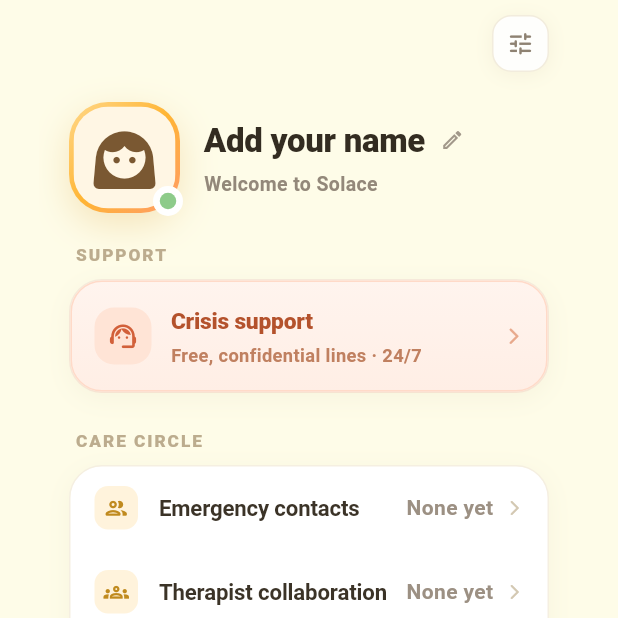
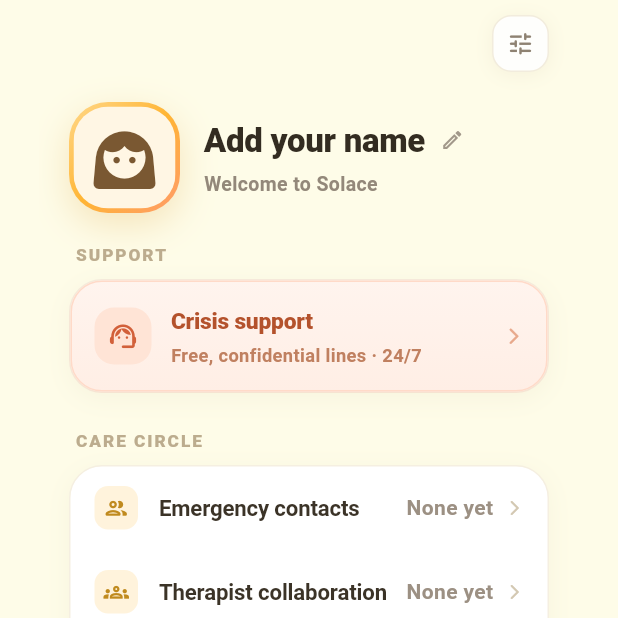
Before and after one commit to narukami00/Multimodal_Mental_Health_Companion, a Flutter app: the ProfilePage screen opened directly with empty values, on a phone screen of 412 x 824 dp, the top half of it. Run offline on Flutter 3.47's test engine with Material 3 defaults, Android fonts, the phone set to English and light mode, and no system bars; our stand-ins replace audioplayers, flutter_local_notifications, flutter_timezone, image_picker, shared_preferences, timezone; missing offline and left inert: home_widget; accounts and stored records are empty; Roboto replaces fonts that are missing (Nunito).

Commit message:
fix(profile): keep the photo stable while scrolling and remove the green status dot

```diff
--- a/mobile_application/lib/features/profile/profile_page.dart
+++ b/mobile_application/lib/features/profile/profile_page.dart
@@ -320,28 +320,6 @@
                                     color: const Color(0xFFFFF6E4),
                                     child: _AvatarContent(
                                       avatarPath: profile.avatarPath,
-                                    ),
-                                  ),
-                                ),
-                              ),
-                            ),
-                            Positioned(
-                              right: -2,
-                              bottom: -2,
-                              child: Container(
-                                width: 20,
-                                height: 20,
-                                decoration: const BoxDecoration(
-                                  color: Colors.white,
-                                  shape: BoxShape.circle,
-                                ),
-                                child: Center(
-                                  child: Container(
-                                    width: 11,
-                                    height: 11,
-                                    decoration: const BoxDecoration(
-                                      color: Color(0xFF8DCB8A),
-                                      shape: BoxShape.circle,
                                     ),
                                   ),
                                 ),
@@ -2103,12 +2081,20 @@
   Widget build(BuildContext context) {
     final path = avatarPath;
     if (path != null && File(path).existsSync()) {
-      return Image.file(
-        File(path),
-        width: double.infinity,
-        height: double.infinity,
-        fit: BoxFit.cover,
-        errorBuilder: (_, __, ___) => _fallback(),
+      // A 512px photo squeezed into a 68px box was resampled with the default
+      // low-quality filter, so its pixels shifted at every sub-pixel scroll
+      // offset. High-quality filtering keeps the downscale stable, and the
+      // boundary lets the page scroll without re-rasterising the photo.
+      return RepaintBoundary(
+        child: Image.file(
+          File(path),
+          width: double.infinity,
+          height: double.infinity,
+          fit: BoxFit.cover,
+          filterQuality: FilterQuality.high,
+          gaplessPlayback: true,
+          errorBuilder: (_, __, ___) => _fallback(),
+        ),
       );
     }
     return _fallback();
```
